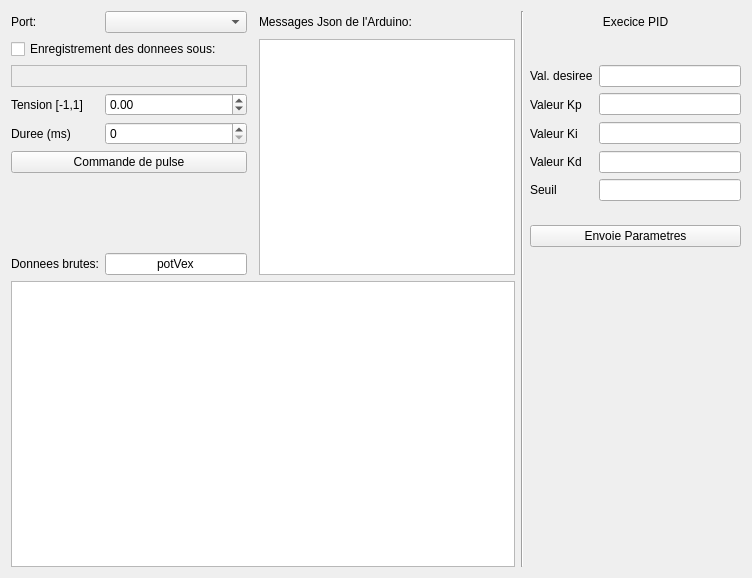
This is Code_Qt/mainwindow.ui in Swing-Genesis/S3-PROJET as Qt 5 draws it before an edit. The edited form follows.
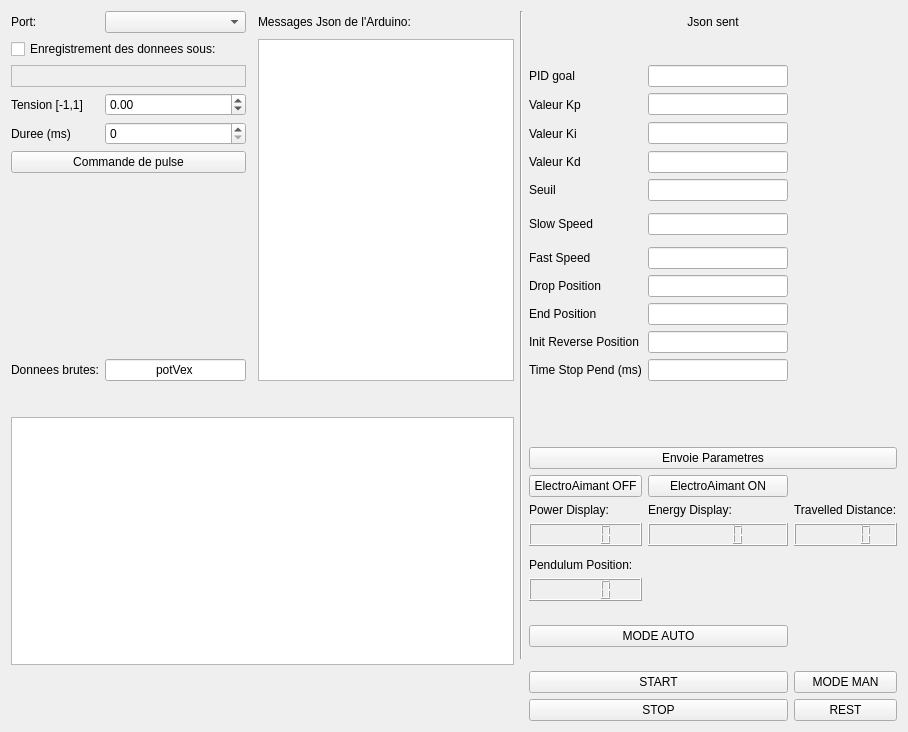
This is the edited form. Custom widgets are drawn as their Qt base class.

Patch:
```diff
--- a/Code_Qt/mainwindow.ui
+++ b/Code_Qt/mainwindow.ui
@@ -6,8 +6,8 @@
    <rect>
     <x>0</x>
     <y>0</y>
-    <width>752</width>
-    <height>578</height>
+    <width>908</width>
+    <height>694</height>
    </rect>
   </property>
   <property name="acceptDrops">
@@ -18,6 +18,99 @@
   </property>
   <widget class="QWidget" name="centralWidget">
    <layout class="QGridLayout" name="gridLayout">
+    <item row="50" column="8">
+     <widget class="QPushButton" name="pb_mode_man">
+      <property name="text">
+       <string>MODE MAN</string>
+      </property>
+     </widget>
+    </item>
+    <item row="4" column="0">
+     <widget class="QLabel" name="label_5">
+      <property name="text">
+       <string>Port:</string>
+      </property>
+     </widget>
+    </item>
+    <item row="8" column="6">
+     <widget class="QLabel" name="label_9">
+      <property name="text">
+       <string>Valeur Ki</string>
+      </property>
+     </widget>
+    </item>
+    <item row="32" column="6">
+     <widget class="QLCDNumber" name="Power_Display"/>
+    </item>
+    <item row="15" column="7">
+     <widget class="QLineEdit" name="lineEdit_dropPosition"/>
+    </item>
+    <item row="8" column="1">
+     <widget class="QSpinBox" name="DurationBox">
+      <property name="keyboardTracking">
+       <bool>false</bool>
+      </property>
+      <property name="minimum">
+       <number>0</number>
+      </property>
+      <property name="maximum">
+       <number>5000</number>
+      </property>
+      <property name="singleStep">
+       <number>25</number>
+      </property>
+     </widget>
+    </item>
+    <item row="7" column="7">
+     <widget class="QLineEdit" name="lineEdit_Kp"/>
+    </item>
+    <item row="7" column="1">
+     <widget class="QDoubleSpinBox" name="PWMBox">
+      <property name="minimum">
+       <double>-1.000000000000000</double>
+      </property>
+      <property name="maximum">
+       <double>1.000000000000000</double>
+      </property>
+      <property name="singleStep">
+       <double>0.100000000000000</double>
+      </property>
+     </widget>
+    </item>
+    <item row="32" column="7">
+     <widget class="QLCDNumber" name="Energy_Display"/>
+    </item>
+    <item row="4" column="3">
+     <widget class="QLabel" name="label_4">
+      <property name="text">
+       <string>Messages Json de l'Arduino:</string>
+      </property>
+      <property name="alignment">
+       <set>Qt::AlignLeading|Qt::AlignLeft|Qt::AlignVCenter</set>
+      </property>
+     </widget>
+    </item>
+    <item row="18" column="0">
+     <widget class="QLabel" name="label_3">
+      <property name="text">
+       <string>Donnees brutes:</string>
+      </property>
+     </widget>
+    </item>
+    <item row="4" column="4" rowspan="38">
+     <widget class="Line" name="line_3">
+      <property name="orientation">
+       <enum>Qt::Vertical</enum>
+      </property>
+     </widget>
+    </item>
+    <item row="9" column="0" colspan="2">
+     <widget class="QPushButton" name="pulseButton">
+      <property name="text">
+       <string>Commande de pulse</string>
+      </property>
+     </widget>
+    </item>
     <item row="6" column="0" colspan="2">
      <widget class="QLabel" name="label_pathCSV">
       <property name="frameShape">
@@ -31,31 +124,27 @@
       </property>
      </widget>
     </item>
-    <item row="7" column="6">
-     <widget class="QLineEdit" name="lineEdit_Kp"/>
-    </item>
-    <item row="9" column="5">
+    <item row="9" column="6">
      <widget class="QLabel" name="label_10">
       <property name="text">
        <string>Valeur Kd</string>
       </property>
      </widget>
     </item>
-    <item row="8" column="5">
-     <widget class="QLabel" name="label_9">
+    <item row="8" column="7">
+     <widget class="QLineEdit" name="lineEdit_Ki"/>
+    </item>
+    <item row="10" column="7">
+     <widget class="QLineEdit" name="lineEdit_Thresh"/>
+    </item>
+    <item row="6" column="6">
+     <widget class="QLabel" name="label_7">
       <property name="text">
-       <string>Valeur Ki</string>
+       <string>PID goal</string>
       </property>
      </widget>
     </item>
-    <item row="4" column="4" rowspan="13">
-     <widget class="Line" name="line_3">
-      <property name="orientation">
-       <enum>Qt::Vertical</enum>
-      </property>
-     </widget>
-    </item>
-    <item row="15" column="1">
+    <item row="18" column="1">
      <widget class="QLineEdit" name="JsonKey">
       <property name="text">
        <string>potVex</string>
@@ -65,6 +154,9 @@
       </property>
      </widget>
     </item>
+    <item row="6" column="7">
+     <widget class="QLineEdit" name="lineEdit_DesVal"/>
+    </item>
     <item row="8" column="0">
      <widget class="QLabel" name="label_2">
       <property name="text">
@@ -72,6 +164,62 @@
       </property>
      </widget>
     </item>
+    <item row="34" column="6">
+     <widget class="QLabel" name="label_15">
+      <property name="text">
+       <string>Pendulum Position:</string>
+      </property>
+     </widget>
+    </item>
+    <item row="16" column="7">
+     <widget class="QLineEdit" name="lineEdit_endPosition"/>
+    </item>
+    <item row="12" column="7">
+     <widget class="QLineEdit" name="lineEdit_slowSpeed"/>
+    </item>
+    <item row="31" column="8">
+     <widget class="QLabel" name="label_14">
+      <property name="text">
+       <string>Travelled Distance:</string>
+      </property>
+     </widget>
+    </item>
+    <item row="32" column="8">
+     <widget class="QLCDNumber" name="distance_display"/>
+    </item>
+    <item row="4" column="1">
+     <widget class="QComboBox" name="comboBoxPort"/>
+    </item>
+    <item row="51" column="8">
+     <widget class="QPushButton" name="pb_rest">
+      <property name="text">
+       <string>REST</string>
+      </property>
+     </widget>
+    </item>
+    <item row="9" column="7">
+     <widget class="QLineEdit" name="lineEdit_Kd"/>
+    </item>
+    <item row="31" column="7">
+     <widget class="QLabel" name="label_13">
+      <property name="text">
+       <string>Energy Display:</string>
+      </property>
+     </widget>
+    </item>
+    <item row="5" column="0" colspan="2">
+     <widget class="QCheckBox" name="checkBox">
+      <property name="text">
+       <string>Enregistrement des donnees sous:</string>
+      </property>
+     </widget>
+    </item>
+    <item row="24" column="0" rowspan="19" colspan="4">
+     <widget class="QChartView" name="graph"/>
+    </item>
+    <item row="35" column="6">
+     <widget class="QLCDNumber" name="display_pendulum"/>
+    </item>
     <item row="7" column="0">
      <widget class="QLabel" name="label">
       <property name="text">
@@ -79,67 +227,7 @@
       </property>
      </widget>
     </item>
-    <item row="7" column="1">
-     <widget class="QDoubleSpinBox" name="PWMBox">
-      <property name="minimum">
-       <double>-1.000000000000000</double>
-      </property>
-      <property name="maximum">
-       <double>1.000000000000000</double>
-      </property>
-      <property name="singleStep">
-       <double>0.100000000000000</double>
-      </property>
-     </widget>
-    </item>
-    <item row="7" column="5">
-     <widget class="QLabel" name="label_8">
-      <property name="text">
-       <string>Valeur Kp</string>
-      </property>
-     </widget>
-    </item>
-    <item row="15" column="0">
-     <widget class="QLabel" name="label_3">
-      <property name="text">
-       <string>Donnees brutes:</string>
-      </property>
-     </widget>
-    </item>
-    <item row="4" column="3">
-     <widget class="QLabel" name="label_4">
-      <property name="text">
-       <string>Messages Json de l'Arduino:</string>
-      </property>
-      <property name="alignment">
-       <set>Qt::AlignLeading|Qt::AlignLeft|Qt::AlignVCenter</set>
-      </property>
-     </widget>
-    </item>
-    <item row="14" column="2">
-     <widget class="Line" name="line">
-      <property name="orientation">
-       <enum>Qt::Horizontal</enum>
-      </property>
-     </widget>
-    </item>
-    <item row="9" column="6">
-     <widget class="QLineEdit" name="lineEdit_Kd"/>
-    </item>
-    <item row="8" column="6">
-     <widget class="QLineEdit" name="lineEdit_Ki"/>
-    </item>
-    <item row="4" column="5" colspan="2">
-     <widget class="QLabel" name="label_6">
-      <property name="text">
-       <string>Execice PID</string>
-      </property>
-      <property name="alignment">
-       <set>Qt::AlignCenter</set>
-      </property>
-     </widget>
-    </item>
-    <item row="5" column="3" rowspan="11">
+    <item row="5" column="3" rowspan="14">
      <widget class="QTextBrowser" name="textBrowser">
       <property name="font">
        <font>
@@ -148,70 +236,131 @@
       </property>
      </widget>
     </item>
-    <item row="6" column="5">
-     <widget class="QLabel" name="label_7">
+    <item row="7" column="6">
+     <widget class="QLabel" name="label_8">
       <property name="text">
-       <string>Val. desiree</string>
+       <string>Valeur Kp</string>
       </property>
      </widget>
     </item>
-    <item row="5" column="0" colspan="2">
-     <widget class="QCheckBox" name="checkBox">
-      <property name="text">
-       <string>Enregistrement des donnees sous:</string>
-      </property>
-     </widget>
+    <item row="14" column="7">
+     <widget class="QLineEdit" name="lineEdit_fastSpeed"/>
     </item>
-    <item row="10" column="5">
+    <item row="10" column="6">
      <widget class="QLabel" name="label_11">
       <property name="text">
        <string>Seuil</string>
       </property>
      </widget>
     </item>
-    <item row="6" column="6">
-     <widget class="QLineEdit" name="lineEdit_DesVal"/>
+    <item row="31" column="6">
+     <widget class="QLabel" name="label_12">
+      <property name="text">
+       <string>Power Display:</string>
+      </property>
+     </widget>
     </item>
-    <item row="8" column="1">
-     <widget class="QSpinBox" name="DurationBox">
-      <property name="keyboardTracking">
-       <bool>false</bool>
+    <item row="4" column="6" colspan="3">
+     <widget class="QLabel" name="label_6">
+      <property name="text">
+       <string>Json sent</string>
       </property>
-      <property name="minimum">
-       <number>0</number>
+      <property name="alignment">
+       <set>Qt::AlignCenter</set>
       </property>
-      <property name="maximum">
-       <number>5000</number>
+     </widget>
+    </item>
+    <item row="14" column="2">
+     <widget class="Line" name="line">
+      <property name="orientation">
+       <enum>Qt::Horizontal</enum>
       </property>
-      <property name="singleStep">
-       <number>25</number>
+     </widget>
+    </item>
+    <item row="17" column="7">
+     <widget class="QLineEdit" name="lineEdit_initReversePosition"/>
+    </item>
+    <item row="12" column="6">
+     <widget class="QLabel" name="label_16">
+      <property name="text">
+       <string>Slow Speed</string>
       </property>
      </widget>
     </item>
-    <item row="4" column="0">
-     <widget class="QLabel" name="label_5">
+    <item row="14" column="6">
+     <widget class="QLabel" name="label_17">
       <property name="text">
-       <string>Port:</string>
+       <string>Fast Speed</string>
       </property>
      </widget>
     </item>
-    <item row="16" column="0" colspan="4">
-     <widget class="QChartView" name="graph"/>
+    <item row="15" column="6">
+     <widget class="QLabel" name="label_18">
+      <property name="text">
+       <string>Drop Position</string>
+      </property>
+     </widget>
     </item>
-    <item row="9" column="0" colspan="2">
-     <widget class="QPushButton" name="pulseButton">
+    <item row="16" column="6">
+     <widget class="QLabel" name="label_19">
       <property name="text">
-       <string>Commande de pulse</string>
+       <string>End Position </string>
       </property>
      </widget>
     </item>
-    <item row="10" column="6">
-     <widget class="QLineEdit" name="lineEdit_Thresh"/>
+    <item row="17" column="6">
+     <widget class="QLabel" name="label_20">
+      <property name="text">
+       <string>Init Reverse Position</string>
+      </property>
+     </widget>
     </item>
-    <item row="4" column="1">
-     <widget class="QComboBox" name="comboBoxPort"/>
+    <item row="39" column="6" colspan="2">
+     <widget class="QPushButton" name="pb_mode_auto">
+      <property name="text">
+       <string>MODE AUTO</string>
+      </property>
+     </widget>
     </item>
-    <item row="14" column="5" colspan="2">
+    <item row="50" column="6" colspan="2">
+     <widget class="QPushButton" name="pb_start_auto">
+      <property name="text">
+       <string>START</string>
+      </property>
+     </widget>
+    </item>
+    <item row="51" column="6" colspan="2">
+     <widget class="QPushButton" name="pb_stop_auto">
+      <property name="text">
+       <string>STOP</string>
+      </property>
+     </widget>
+    </item>
+    <item row="30" column="6">
+     <widget class="QPushButton" name="pb_ElectroAimantOFF">
+      <property name="text">
+       <string>ElectroAimant OFF</string>
+      </property>
+     </widget>
+    </item>
+    <item row="30" column="7">
+     <widget class="QPushButton" name="pb_ElectroAimantON">
+      <property name="text">
+       <string>ElectroAimant ON</string>
+      </property>
+     </widget>
+    </item>
+    <item row="18" column="7">
+     <widget class="QLineEdit" name="lineEdit_timeStopPendulum"/>
+    </item>
+    <item row="18" column="6">
+     <widget class="QLabel" name="label_21">
+      <property name="text">
+       <string>Time Stop Pend (ms)</string>
+      </property>
+     </widget>
+    </item>
+    <item row="29" column="6" colspan="3">
      <widget class="QPushButton" name="pushButton_Params">
       <property name="text">
        <string>Envoie Parametres</string>
```
